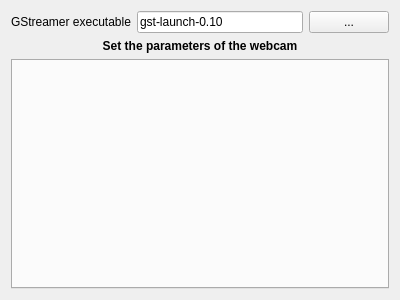
This is contents/ui/webcamconfig.ui in webcamoid/webcamoid as Qt 5 draws it before an edit. The edited form follows.
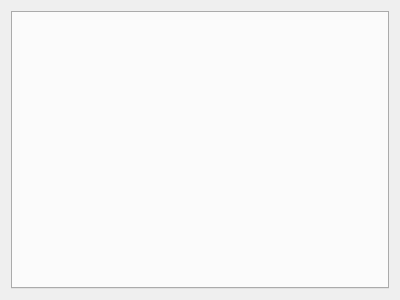
This is the edited form. Icons and pictures are not drawn.

What changed in the file:
```diff
--- a/contents/ui/webcamconfig.ui
+++ b/contents/ui/webcamconfig.ui
@@ -18,53 +18,6 @@
   </property>
   <layout class="QGridLayout" name="gridLayout">
    <item row="0" column="0">
-    <layout class="QHBoxLayout" name="hlyProcess">
-     <item>
-      <widget class="QLabel" name="lblProcess">
-       <property name="text">
-        <string>GStreamer executable</string>
-       </property>
-      </widget>
-     </item>
-     <item>
-      <widget class="QLineEdit" name="txtProcess">
-       <property name="toolTip">
-        <string>GStreamer executable file</string>
-       </property>
-       <property name="text">
-        <string>gst-launch-0.10</string>
-       </property>
-      </widget>
-     </item>
-     <item>
-      <widget class="QPushButton" name="btnProcess">
-       <property name="toolTip">
-        <string>Search for the GStreamer executable file</string>
-       </property>
-       <property name="text">
-        <string>...</string>
-       </property>
-      </widget>
-     </item>
-    </layout>
-   </item>
-   <item row="1" column="0">
-    <widget class="QLabel" name="lblWebcam">
-     <property name="font">
-      <font>
-       <weight>75</weight>
-       <bold>true</bold>
-      </font>
-     </property>
-     <property name="text">
-      <string>Set the parameters of the webcam</string>
-     </property>
-     <property name="alignment">
-      <set>Qt::AlignCenter</set>
-     </property>
-    </widget>
-   </item>
-   <item row="2" column="0">
     <widget class="QTabWidget" name="tabWebcams"/>
    </item>
   </layout>
```
Left out of the diff: 6 changed lines with no effect on the pictures.
